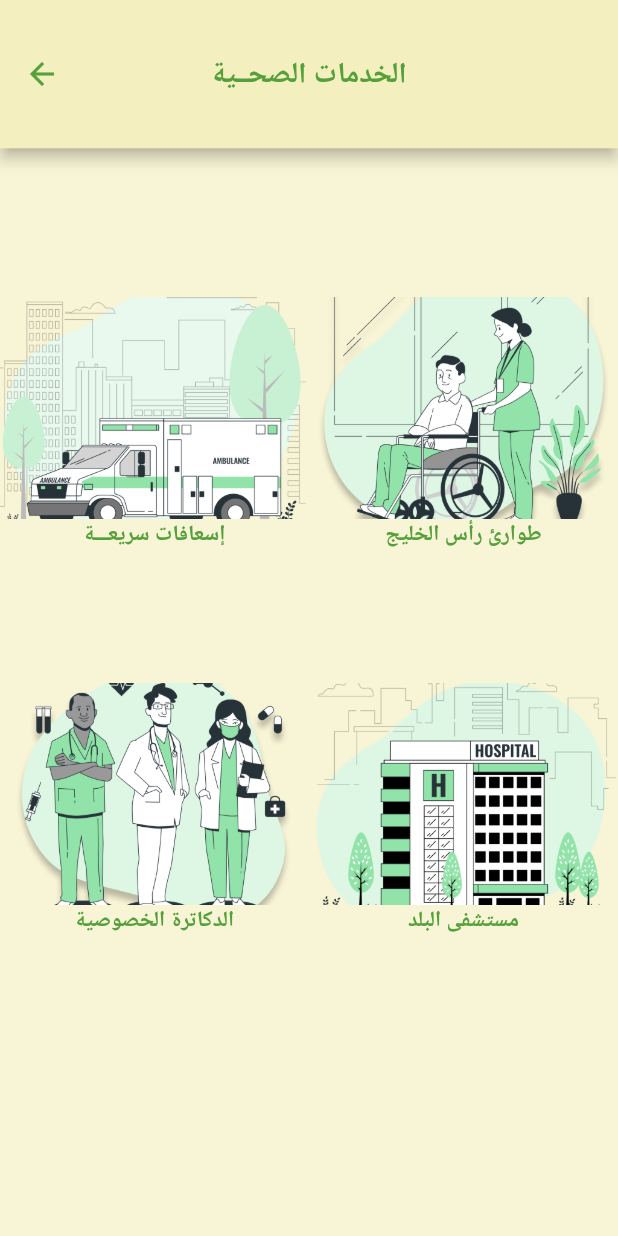
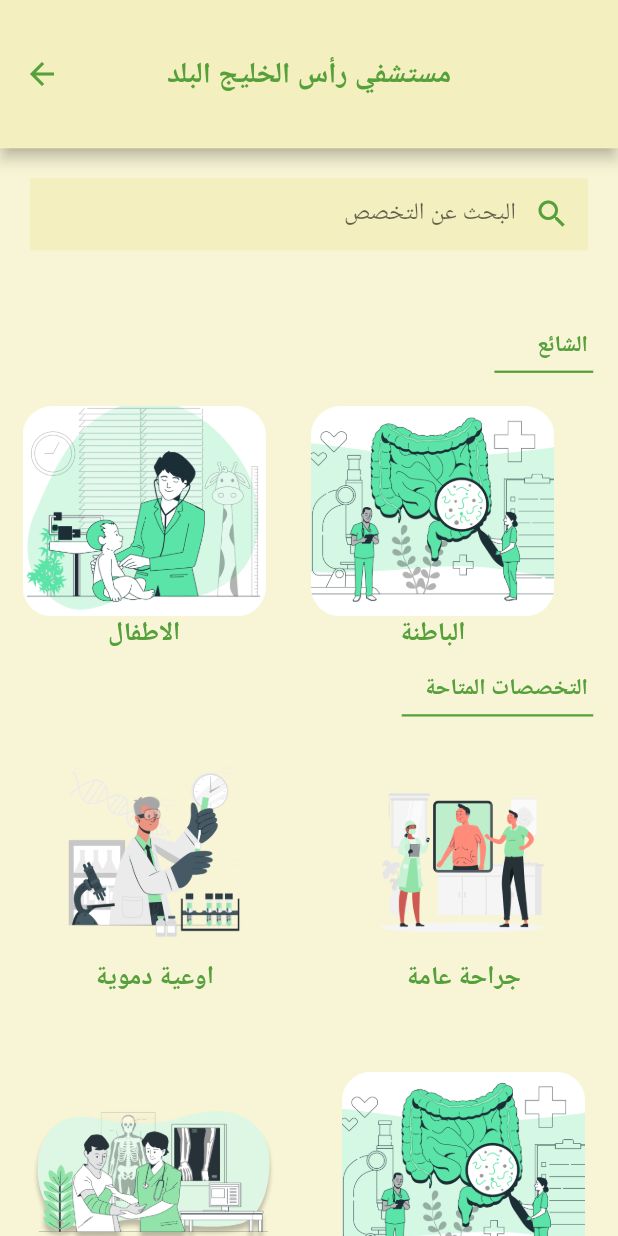
Before and after one commit to khaledarman22/villages, a Flutter app: the MedicalServicesScreen screen opened by its route, after a tap on "مستشفى البلد", on a phone screen of 412 x 824 dp. Run offline on Flutter 3.47's test engine with Material 2 defaults, Android fonts, the phone set to English and light mode, and no system bars; our stand-ins replace responsive_sizer.

Commit message:
add some featuers

```diff
--- a/lib/assets/assets.dart
+++ b/lib/assets/assets.dart
@@ -29,4 +29,12 @@ class Assets {
   static const school2 = "assets/images/school_2.png";
   static const school3 = "assets/images/school_3.png";
   static const bonesDoctor = "assets/images/bones_doctor.png";
+  static const childCare = "assets/images/child_care.png";
+  static const doctorCare = "assets/images/doctor_care.png";
+  static const carePr = "assets/images/care_pr.png";
+  static const orthopedicCuate = "assets/images/orthopedic_cuate.png";
+  static const tDoctor = "assets/images/t_doctor.png";
+  static const bloodCuate = "assets/images/blood_cuate.png";
+  static const surgeryRafiki = "assets/images/surgery_rafiki.png";
+  static const emergencyCall = "assets/images/emergency_call.png";
 }
--- /dev/null
+++ b/lib/model/hospital.dart
@@ -0,0 +1,11 @@
+class HospitalModel {
+  final String? name;
+  final String? assetsUrl;
+  final void Function()? onTap;
+
+  HospitalModel({
+    this.name,
+    this.assetsUrl,
+    this.onTap,
+  });
+}
--- a/lib/router/router.dart
+++ b/lib/router/router.dart
@@ -1,9 +1,12 @@
 import 'package:flutter/material.dart';
 import 'package:villages/router/routing_model.dart';
+import 'package:villages/views/village_hospital/village_hospital_page.dart';
 import 'package:villages/views/welcoming/splash_screen.dart';
 import 'package:villages/views/welcoming/welcome_screen.dart';
 
 import '../views/educational_services/educational_services_view.dart';
+import '../views/emergency/emergency_view.dart';
+import '../views/emergency/emergency_view.dart';
 import '../views/medical_services/medical_services_view.dart';
 import '../views/selected_village_screen/selected_village_screen_view.dart';
 import '../views/services_main_screen/services_main_screen_view.dart';
@@ -45,8 +48,16 @@ class AppRouter {
     page: const SocialServicesScreen(),
   );
   static final villageWorkersScreen = RoutingModel(
-    name: '/villageWorkersScreen ',
+    name: '/villageWorkersScreen',
     page: const VillageWorkersScreen(),
+  );
+  static final villageHospitalPage = RoutingModel(
+    name: '/villageHospitalPage',
+    page: const VillageHospitalPage(),
+  );
+  static final emergencyPage = RoutingModel(
+    name: '/emergencyPage',
+    page: const EmergencyPage(),
   );
 
   static final Map<String, Widget Function(BuildContext)> routes = {}
@@ -76,5 +87,11 @@ class AppRouter {
     )
     ..addAll(
       villageWorkersScreen.toRoute,
+    )
+    ..addAll(
+      emergencyPage.toRoute,
+    )
+    ..addAll(
+      villageHospitalPage.toRoute,
     );
 }
--- /dev/null
+++ b/lib/shared/data/hospital_sp.dart
@@ -0,0 +1,40 @@
+import 'package:villages/model/hospital.dart';
+
+import '../../assets/assets.dart';
+
+class HospitalSpData {
+  static List<HospitalModel> sp = [
+    HospitalModel(
+      name: "اوعية دموية",
+      assetsUrl: Assets.bloodCuate,
+    ),
+    HospitalModel(
+      name: "جراحة عامة",
+      assetsUrl: Assets.surgeryRafiki,
+    ),
+    HospitalModel(
+      name: "العظام",
+      assetsUrl: Assets.bonesDoctor,
+    ),
+    HospitalModel(
+      name: "الباطنة",
+      assetsUrl: Assets.doctorCare,
+    ),
+    HospitalModel(
+      name: "النسا و الولادة",
+      assetsUrl: Assets.carePr,
+    ),
+    HospitalModel(
+      name: "الاسنان",
+      assetsUrl: Assets.tDoctor,
+    ),
+    HospitalModel(
+      name: "العلاج الطبيعي",
+      assetsUrl: Assets.orthopedicCuate,
+    ),
+    HospitalModel(
+      name: "الاطفال",
+      assetsUrl: Assets.childCare,
+    ),
+  ];
+}
--- a/lib/views/medical_services/medical_services_view.dart
+++ b/lib/views/medical_services/medical_services_view.dart
@@ -1,5 +1,6 @@
 import 'package:flutter/material.dart';
 import 'package:responsive_sizer/responsive_sizer.dart';
+import 'package:villages/router/router.dart';
 import 'package:villages/views/medical_services/components/medical_service_card_widget.dart';
 
 import '../../assets/assets.dart';
@@ -30,7 +31,11 @@ class MedicalServicesScreen extends StatelessWidget {
                 imageUrl: Assets.pCare,
                 serviceTitle: 'طوارئ رأس الخليج',
                 serviceSubTitle: '',
-                onTap: () {},
+                onTap: () {
+                  Navigator.of(context).pushNamed(
+                    AppRouter.emergencyPage.name!,
+                  );
+                },
               ),
               MedicalServiceCardWidget(
                 imageUrl: Assets.doctors,
@@ -42,7 +47,11 @@ class MedicalServicesScreen extends StatelessWidget {
                 imageUrl: Assets.hospital,
                 serviceTitle: "مستشفى البلد",
                 serviceSubTitle: "",
-                onTap: () {},
+                onTap: () {
+                  Navigator.of(context).pushNamed(
+                    AppRouter.villageHospitalPage.name!,
+                  );
+                },
               ),
             ],
           ),
--- /dev/null
+++ b/lib/views/village_hospital/components/hospital_card.dart
@@ -0,0 +1,55 @@
+import 'package:flutter/material.dart';
+import 'package:responsive_sizer/responsive_sizer.dart';
+import 'package:villages/assets/assets.dart';
+import 'package:villages/assets/colors.dart';
+import 'package:villages/model/hospital.dart';
+
+class HospitalCard extends StatelessWidget {
+  const HospitalCard({Key? key, this.title, this.onTap, this.imageAssets})
+      : super(key: key);
+  //factory
+  factory HospitalCard.fromModel(
+    HospitalModel hospitalModel,
+  ) {
+    return HospitalCard(
+      title: hospitalModel.name,
+      onTap: hospitalModel.onTap,
+      imageAssets: hospitalModel.assetsUrl,
+    );
+  }
+  //vars
+  final String? title;
+  final void Function()? onTap;
+  final String? imageAssets;
+  @override
+  Widget build(BuildContext context) {
+    return Padding(
+      padding: const EdgeInsets.all(15),
+      child: InkWell(
+        onTap: onTap ?? () {},
+        child: Column(
+          children: [
+            Flexible(
+              flex: 0,
+              child: Image.asset(
+                imageAssets ?? Assets.doctor,
+                height: 17.h,
+              ),
+            ),
+            Flexible(
+              flex: 0,
+              child: Text(
+                title ?? 'الاطفال',
+                style: const TextStyle(
+                  color: InUseColors.componentsColor,
+                  fontWeight: FontWeight.bold,
+                  fontSize: 17,
+                ),
+              ),
+            ),
+          ],
+        ),
+      ),
+    );
+  }
+}
--- /dev/null
+++ b/lib/views/village_hospital/village_hospital_page.dart
@@ -0,0 +1,120 @@
+import 'package:flutter/material.dart';
+import 'package:responsive_sizer/responsive_sizer.dart';
+import 'package:villages/assets/assets.dart';
+import 'package:villages/assets/colors.dart';
+import 'package:villages/shared/data/hospital_sp.dart';
+import 'package:villages/views/village_hospital/components/hospital_card.dart';
+
+class VillageHospitalPage extends StatefulWidget {
+  const VillageHospitalPage({Key? key}) : super(key: key);
+
+  @override
+  State<VillageHospitalPage> createState() => _VillageHospitalPageState();
+}
+
+class _VillageHospitalPageState extends State<VillageHospitalPage> {
+  late final TextEditingController textEditingController;
+  @override
+  void initState() {
+    super.initState();
+    textEditingController = TextEditingController();
+  }
+
+  @override
+  Widget build(BuildContext context) {
+    return Scaffold(
+      appBar: AppBar(
+        title: const Text('مستشفي رأس الخليج البلد'),
+        centerTitle: true,
+      ),
+      body: ListView(
+        children: [
+          Padding(
+            padding: const EdgeInsets.all(20),
+            child: TextField(
+              controller: textEditingController,
+              keyboardType: TextInputType.text,
+              textAlign: TextAlign.end,
+              decoration: const InputDecoration(
+                fillColor: InUseColors.appBarColor,
+                hintTextDirection: TextDirection.ltr,
+                filled: true,
+                hintText: 'البحث عن التخصص',
+                suffixIcon: Icon(
+                  Icons.search,
+                  color: InUseColors.componentsColor,
+                ),
+                border: InputBorder.none,
+              ),
+            ),
+          ),
+          SizedBox(
+            height: 4.h,
+          ),
+          const Padding(
+            padding: EdgeInsets.only(right: 20),
+            child: Text(
+              'الشائع',
+              textDirection: TextDirection.rtl,
+              style: TextStyle(
+                color: InUseColors.componentsColor,
+                fontWeight: FontWeight.bold,
+                fontSize: 15,
+              ),
+            ),
+          ),
+          Divider(
+            color: InUseColors.componentsColor,
+            thickness: 1.5,
+            indent: 80.w,
+            endIndent: 4.w,
+          ),
+          Row(
+            children: const [
+              HospitalCard(
+                title: 'الاطفال',
+                imageAssets: Assets.childCare,
+              ),
+              HospitalCard(
+                title: "الباطنة",
+                imageAssets: Assets.doctorCare,
+              ),
+            ],
+          ),
+          const Padding(
+            padding: EdgeInsets.only(right: 20),
+            child: Text(
+              'التخصصات المتاحة',
+              textDirection: TextDirection.rtl,
+              style: TextStyle(
+                color: InUseColors.componentsColor,
+                fontWeight: FontWeight.bold,
+                fontSize: 15,
+              ),
+            ),
+          ),
+          Divider(
+            color: InUseColors.componentsColor,
+            thickness: 1.5,
+            indent: 65.w,
+            endIndent: 4.w,
+          ),
+          SizedBox(
+            height: 110.h,
+            child: GridView.builder(
+              itemCount: HospitalSpData.sp.length,
+              physics: const NeverScrollableScrollPhysics(),
+              gridDelegate: const SliverGridDelegateWithFixedCrossAxisCount(
+                crossAxisCount: 2,
+                childAspectRatio: .96,
+              ),
+              itemBuilder: (_, iTo) => HospitalCard.fromModel(
+                HospitalSpData.sp[iTo],
+              ),
+            ),
+          ),
+        ],
+      ),
+    );
+  }
+}
```
Also changed, not shown: lib/model/emergency.dart (added, +15 -0 lines), lib/shared/data/emergency.dart (added, +20 -0 lines), lib/views/emergency/components/emergency_card.dart (added, +73 -0 lines), lib/views/emergency/emergency_view.dart (added, +47 -0 lines), lib/views/services_main_screen/components/services_card_widget.dart (+6 -1 lines), lib/views/services_main_screen/services_main_screen_view.dart (+13 -3 lines), assets/images/teacher_man.png (added), assets/images/teacher_woman.png (added).
